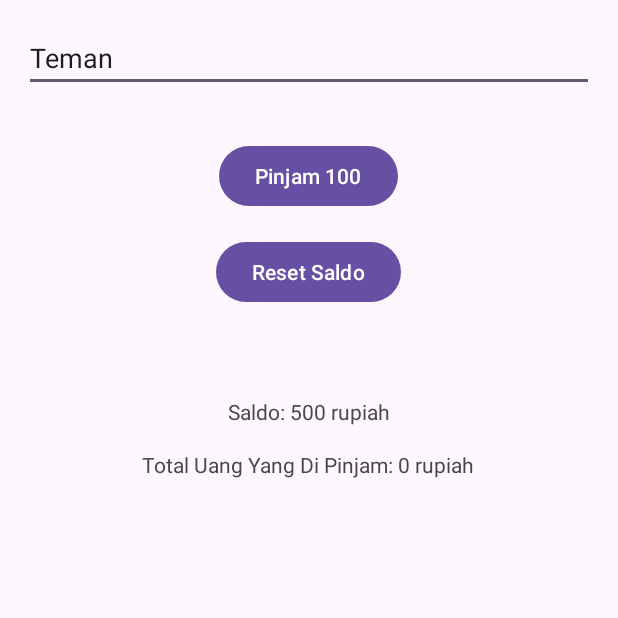
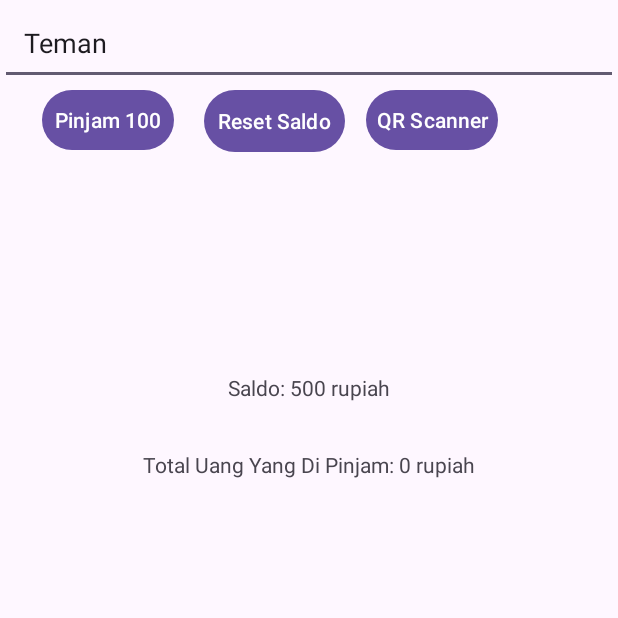
Before and after one commit to fskhri/PinjamDuluSeratus, an Android app: the screen it shows after launch (MainActivity), on a phone screen of 412 x 824 dp, the top half of it. Run offline under Robolectric (Android 15) with nearby library versions, the phone set to English and light mode, and no system bars.

Commit message:
improve QrScanner

```diff
--- a/app/build.gradle.kts
+++ b/app/build.gradle.kts
@@ -38,6 +38,8 @@ android {
 dependencies {
 
     implementation("androidx.core:core-ktx:1.9.0")
+    implementation ("com.google.zxing:core:3.4.1")
+    implementation ("com.journeyapps:zxing-android-embedded:4.3.0")
     implementation("androidx.appcompat:appcompat:1.6.1")
     implementation("com.google.android.material:material:1.9.0")
     implementation("androidx.constraintlayout:constraintlayout:2.1.4")
--- a/app/src/main/java/com/fakhri/pinjamduluseratus/MainActivity.kt
+++ b/app/src/main/java/com/fakhri/pinjamduluseratus/MainActivity.kt
@@ -3,13 +3,14 @@ package com.fakhri.pinjamduluseratus
 import android.app.AlertDialog
 import android.content.DialogInterface
 import android.os.Bundle
-import android.view.View
 import android.view.animation.Animation
+import android.content.Intent
 import android.view.animation.AnimationUtils
 import android.widget.Button
 import android.widget.EditText
 import android.widget.TextView
 import androidx.appcompat.app.AppCompatActivity
+import com.google.zxing.integration.android.IntentIntegrator
 import java.text.SimpleDateFormat
 import java.util.Date
 
@@ -18,6 +19,7 @@ class MainActivity : AppCompatActivity() {
     private lateinit var friendNameEditText: EditText
     private lateinit var borrowButton: Button
     private lateinit var resetButton: Button
+    private lateinit var qrScannerButton: Button
     private lateinit var displayMessageTextView: TextView
     private lateinit var saldoTextView: TextView
     private lateinit var totalPeminjamanTextView: TextView
@@ -38,6 +40,7 @@ class MainActivity : AppCompatActivity() {
         borrowButton = findViewById(R.id.borrowButton)
         resetButton = findViewById(R.id.resetButton)
         displayMessageTextView = findViewById(R.id.displayMessageTextView)
+        qrScannerButton = findViewById(R.id.qrScannerButton)
         saldoTextView = findViewById(R.id.saldoTextView)
         totalPeminjamanTextView = findViewById(R.id.totalPeminjamanTextView)
 
@@ -55,6 +58,13 @@ class MainActivity : AppCompatActivity() {
             borrowButton.startAnimation(buttonAnimation)
         }
 
+        qrScannerButton = findViewById(R.id.qrScannerButton)
+
+        qrScannerButton.setOnClickListener {
+            // Memulai pemindaian kode QR saat tombol ditekan
+            startQRCodeScanner()
+        }
+
         resetButton.setOnClickListener {
             showResetConfirmationDialog()
         }
@@ -66,7 +76,8 @@ class MainActivity : AppCompatActivity() {
             saldo -= 100
             totalPinjaman += 100
             val currentTime = SimpleDateFormat("dd/MM/yyyy HH:mm").format(Date())
-            val message = "Anda meminjamkan 100 rupiah untuk $friendName pada $currentTime. Saldo sekarang: $saldo rupiah."
+            val message =
+                "Anda meminjamkan 100 rupiah untuk $friendName pada $currentTime. Saldo sekarang: $saldo rupiah."
             displayMessageTextView.text = message
             saldoTextView.text = "Saldo: $saldo rupiah"
             totalPeminjamanTextView.text = "Total Uang Yang Di Pinjam: $totalPinjaman rupiah"
@@ -91,6 +102,34 @@ class MainActivity : AppCompatActivity() {
         dialog.show()
     }
 
+    private fun startQRCodeScanner() {
+        // Memulai QR code
+        val integrator = IntentIntegrator(this)
+        val dataWithTotal = "$totalPinjaman,informasi_lain_yang_ingin_disematkan"
+        integrator.setOrientationLocked(false) // Membuka orientasi pemindaian
+        integrator.setBeepEnabled(true)
+        integrator.setPrompt("Pemindaian Kode QR, Arahkan ke Kode QR, Create By Fakhri") // Pesan prompt pemindaian
+        integrator.initiateScan() // Memulai pemindaian
+    }
+
+    override fun onActivityResult(requestCode: Int, resultCode: Int, data: Intent?) {
+        super.onActivityResult(requestCode, resultCode, data)
+        val result = IntentIntegrator.parseActivityResult(requestCode, resultCode, data)
+        if (result != null) {
+            if (result.contents == null) {
+                // Pemindaian dibatalkan atau tidak ada data
+                // Handle sesuai kebutuhan
+            } else {
+                // Hasil pemindaian kode QR
+                val scannedData = result.contents
+                // Handle data hasil pemindaian di sini (misalnya, tampilkan, kirim ke server, dll.)
+
+                // Otomatis meminjam 100 rupiah setelah pemindaian berhasil
+                borrowMoney()
+            }
+        }
+    }
+
     private fun resetBalanceAndTotalLoan() {
         saldo = 500
         totalPinjaman = 0
--- a/app/src/main/res/layout/activity_main.xml
+++ b/app/src/main/res/layout/activity_main.xml
@@ -1,69 +1,95 @@
 <?xml version="1.0" encoding="utf-8"?>
-<RelativeLayout xmlns:android="http://schemas.android.com/apk/res/android"
+<androidx.constraintlayout.widget.ConstraintLayout xmlns:android="http://schemas.android.com/apk/res/android"
     xmlns:app="http://schemas.android.com/apk/res-auto"
     xmlns:tools="http://schemas.android.com/tools"
     android:layout_width="match_parent"
     android:layout_height="match_parent"
-    tools:context=".MainActivity">
+    tools:context=".MainActivity"
+    tools:ignore="ExtraText">
 
     <EditText
         android:id="@+id/friendNameEditText"
-        android:layout_width="match_parent"
+        android:layout_width="0dp"
         android:layout_height="wrap_content"
         android:hint="Nama Teman"
-        android:layout_margin="16dp" />
+        android:padding="16dp"
+        app:layout_constraintEnd_toEndOf="parent"
+        app:layout_constraintStart_toStartOf="parent"
+        app:layout_constraintTop_toTopOf="parent" />
 
     <Button
         android:id="@+id/borrowButton"
         android:layout_width="wrap_content"
         android:layout_height="wrap_content"
+        android:layout_marginStart="28dp"
+        android:layout_marginTop="56dp"
+        android:padding="6dp"
         android:text="Pinjam 100"
-        android:layout_below="@id/friendNameEditText"
-        android:layout_centerHorizontal="true"
-        android:layout_marginTop="16dp" />
+        app:layout_constraintStart_toStartOf="parent"
+        app:layout_constraintTop_toTopOf="parent" />
 
     <Button
         android:id="@+id/resetButton"
+        android:layout_width="94dp"
+        android:layout_height="49dp"
+        android:layout_marginStart="136dp"
+        android:layout_marginTop="56dp"
+        android:padding="6dp"
+        android:text="Reset Saldo"
+        app:layout_constraintStart_toStartOf="parent"
+        app:layout_constraintTop_toTopOf="parent" />
+
+    <Button
+        android:id="@+id/qrScannerButton"
         android:layout_width="wrap_content"
         android:layout_height="wrap_content"
-        android:text="Reset Saldo"
-        android:layout_below="@id/borrowButton"
-        android:layout_centerHorizontal="true"
-        android:layout_marginTop="16dp" />
+        android:layout_centerInParent="true"
+        android:layout_marginStart="244dp"
+        android:layout_marginTop="56dp"
+        android:padding="6dp"
+        android:text="QR Scanner"
+        android:textColorHint="@color/green"
+        app:layout_constraintStart_toStartOf="parent"
+        app:layout_constraintTop_toTopOf="parent" />
 
     <TextView
         android:id="@+id/displayMessageTextView"
         android:layout_width="wrap_content"
         android:layout_height="wrap_content"
-        android:layout_below="@id/resetButton"
-        android:layout_centerHorizontal="true"
-        android:layout_marginTop="16dp"
-        android:text=""
-        android:textSize="20sp" />
+        android:layout_marginTop="76dp"
+        android:padding="16dp"
+        app:layout_constraintEnd_toEndOf="parent"
+        app:layout_constraintHorizontal_bias="0.501"
+        app:layout_constraintStart_toStartOf="parent"
+        app:layout_constraintTop_toBottomOf="@id/resetButton" />
 
     <TextView
         android:id="@+id/saldoTextView"
         android:layout_width="wrap_content"
         android:layout_height="wrap_content"
-        android:text="Saldo: 0 rupiah"
-        android:layout_below="@id/displayMessageTextView"
-        android:layout_centerHorizontal="true"
-        android:layout_marginTop="16dp" />
+        android:padding="16dp"
+        app:layout_constraintEnd_toEndOf="parent"
+        app:layout_constraintStart_toStartOf="parent"
+        app:layout_constraintTop_toBottomOf="@id/displayMessageTextView" />
 
     <TextView
         android:id="@+id/totalPeminjamanTextView"
         android:layout_width="wrap_content"
         android:layout_height="wrap_content"
-        android:text="Total Peminjaman: 0 rupiah"
-        android:layout_below="@id/saldoTextView"
-        android:layout_centerHorizontal="true"
-        android:layout_marginTop="16dp" />
+        android:padding="16dp"
+        app:layout_constraintEnd_toEndOf="parent"
+        app:layout_constraintStart_toStartOf="parent"
+        app:layout_constraintTop_toBottomOf="@id/saldoTextView" />
 
     <ListView
         android:id="@+id/transactionListView"
-        android:layout_width="match_parent"
-        android:layout_height="wrap_content"
-        android:layout_below="@id/totalPeminjamanTextView"
-        android:layout_marginTop="16dp" />
+        android:layout_width="0dp"
+        android:layout_height="0dp"
+        android:padding="16dp"
+        app:layout_constraintBottom_toBottomOf="parent"
+        app:layout_constraintEnd_toEndOf="parent"
+        app:layout_constraintStart_toStartOf="parent"
+        app:layout_constraintTop_toBottomOf="@id/totalPeminjamanTextView" />
 
-</RelativeLayout>
+
+</androidx.constraintlayout.widget.ConstraintLayout>
```
Also changed, not shown: app/src/main/AndroidManifest.xml (+8 -2 lines), app/src/main/java/com/fakhri/pinjamduluseratus/QRCodeScannerActivity.kt (added, +65 -0 lines), app/src/main/res/layout/dialog_amount.xml (added, +32 -0 lines), app/src/main/res/layout/qrscannerbutton.xml (added, +18 -0 lines).
